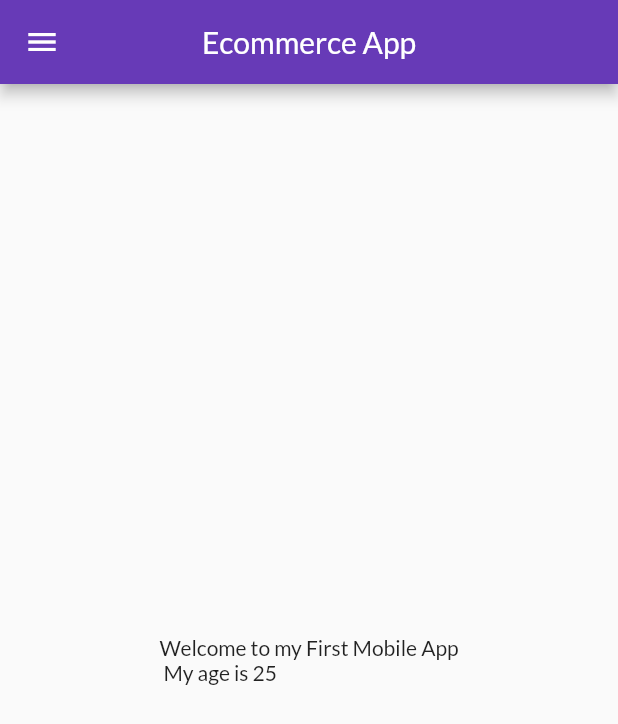
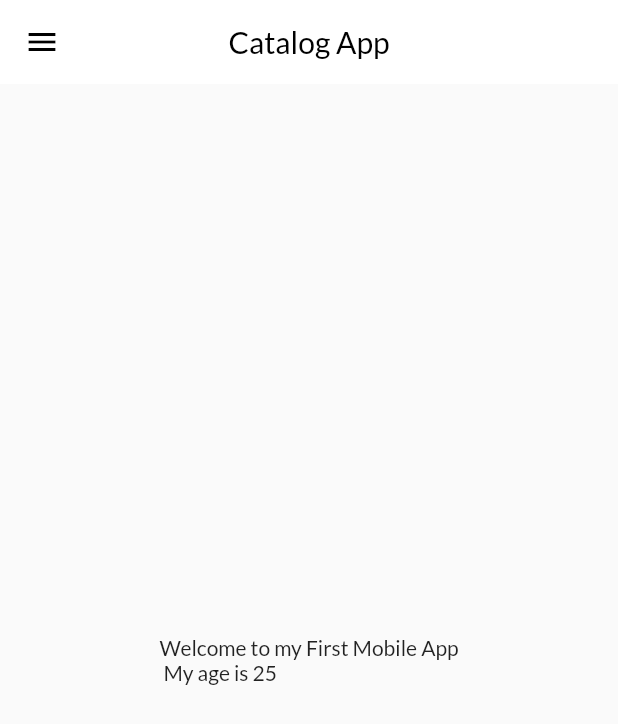
Before and after one commit to AbdullahMalike/Flutter_Ecommerce2, a Flutter app: the screen it shows after launch, on a phone screen of 412 x 824 dp. Shown: the top 724 px of the screen. Run offline on Flutter 3.47's test engine with Material 3 defaults, Android fonts, the phone set to English and light mode, and no system bars; our stand-ins replace google_fonts.

Commit message:
theme extracted

```diff
--- a/lib/main.dart
+++ b/lib/main.dart
@@ -3,6 +3,7 @@ import 'package:flutterpractise/pages/home_page.dart';
 import 'package:flutterpractise/pages/loginpage.dart';
 import 'package:flutterpractise/pages/signup.dart';
 import 'package:flutterpractise/utilies/routes.dart';
+import 'package:flutterpractise/widgets/theme.dart';
 import 'package:google_fonts/google_fonts.dart';
 
 void main() {
@@ -16,13 +17,9 @@ class MyApp extends StatelessWidget {
   Widget build(BuildContext context) {
     return MaterialApp(
       debugShowCheckedModeBanner: false,
-      theme: ThemeData(
-        useMaterial3: false,
-        primarySwatch: Colors.deepPurple,
-        fontFamily: GoogleFonts.lato().fontFamily,
-      ),
+      theme: MyTheme.lightTheme(),
       themeMode: ThemeMode.system,
-      darkTheme: ThemeData(brightness: Brightness.dark),
+      darkTheme: MyTheme.darkTheme(),
       initialRoute: MyRoutes.homeRoute, // or use "/"
       routes: {
         "/": (context) => LoginPage(),
--- a/lib/pages/home_page.dart
+++ b/lib/pages/home_page.dart
@@ -9,7 +9,10 @@ class HomePage extends StatelessWidget {
     int age = 25;
     return Scaffold(
       appBar: AppBar(
-        title: const Text("Ecommerce App"),
+        title: const Text(
+          "Catalog App",
+          style: TextStyle(color: Colors.black),
+        ),
         centerTitle: true,
       ),
       body: SafeArea(
--- /dev/null
+++ b/lib/widgets/theme.dart
@@ -0,0 +1,17 @@
+import 'package:flutter/material.dart';
+import 'package:google_fonts/google_fonts.dart';
+
+class MyTheme {
+  static ThemeData lightTheme() => ThemeData(
+        useMaterial3: false,
+        primarySwatch: Colors.deepPurple,
+        fontFamily: GoogleFonts.lato().fontFamily,
+        appBarTheme: AppBarTheme(
+          color: Colors.white,
+          elevation: 0.0,
+          iconTheme: IconThemeData(color: Colors.black),
+        ),
+      );
+
+  static ThemeData darkTheme() => ThemeData(brightness: Brightness.dark);
+}
```
